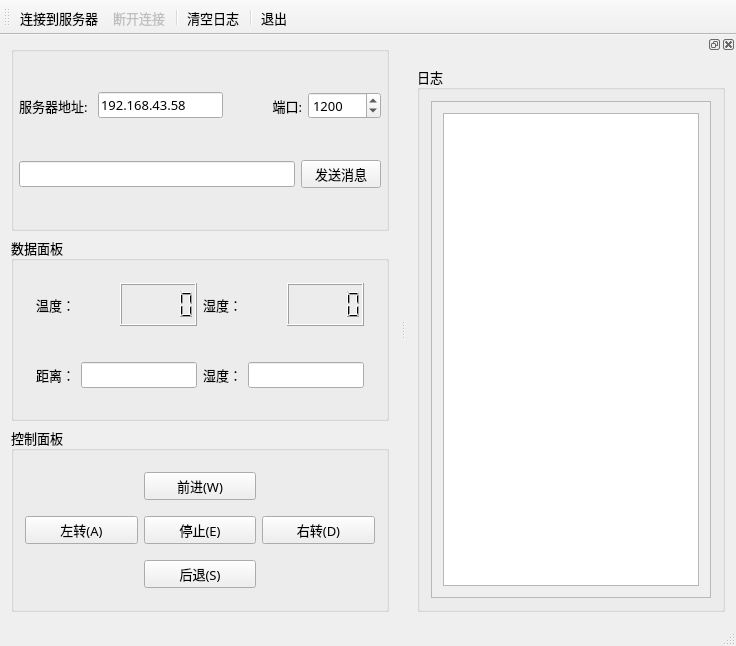
Old version of the form qt/TCPClient/mainwindow.ui in the repository Meha555/RASPI_Tracking_Car.
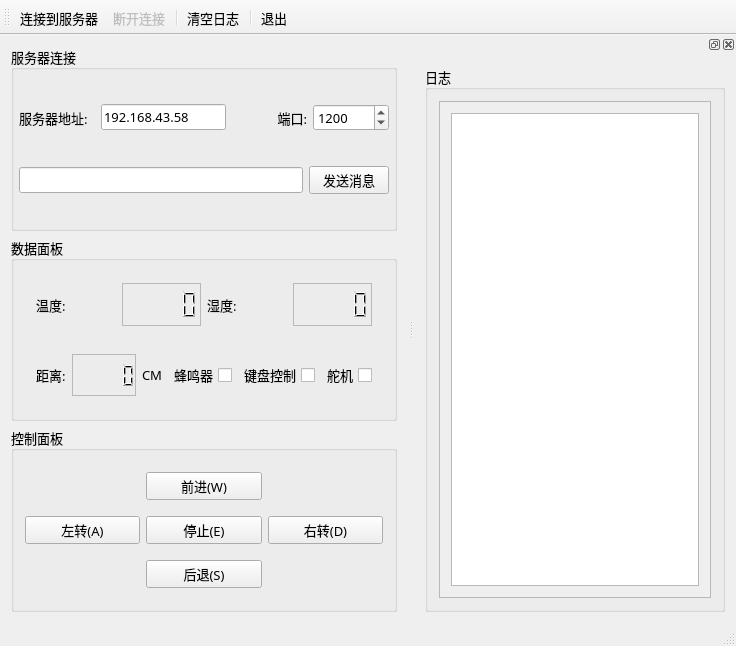
New version of the form. Icons and pictures are not drawn.

```diff
--- a/qt/TCPClient/mainwindow.ui
+++ b/qt/TCPClient/mainwindow.ui
@@ -43,22 +43,53 @@
           <item>
            <widget class="QLabel" name="label_5">
             <property name="text">
-             <string>距离：</string>
+             <string>距离:</string>
             </property>
            </widget>
           </item>
           <item>
-           <widget class="QLineEdit" name="lineEdit_2"/>
+           <widget class="QLCDNumber" name="lcdDist">
+            <property name="frameShape">
+             <enum>QFrame::StyledPanel</enum>
+            </property>
+           </widget>
           </item>
           <item>
            <widget class="QLabel" name="label_6">
             <property name="text">
-             <string>湿度：</string>
+             <string>CM</string>
             </property>
            </widget>
           </item>
           <item>
-           <widget class="QLineEdit" name="lineEdit_3"/>
+           <widget class="QCheckBox" name="buzzerSwitch">
+            <property name="layoutDirection">
+             <enum>Qt::RightToLeft</enum>
+            </property>
+            <property name="text">
+             <string>蜂鸣器</string>
+            </property>
+           </widget>
+          </item>
+          <item>
+           <widget class="QCheckBox" name="keyboardSwitch">
+            <property name="layoutDirection">
+             <enum>Qt::RightToLeft</enum>
+            </property>
+            <property name="text">
+             <string>键盘控制</string>
+            </property>
+           </widget>
+          </item>
+          <item>
+           <widget class="QCheckBox" name="sonarSwitch">
+            <property name="layoutDirection">
+             <enum>Qt::RightToLeft</enum>
+            </property>
+            <property name="text">
+             <string>舵机</string>
+            </property>
+           </widget>
           </item>
          </layout>
         </widget>
@@ -69,22 +100,30 @@
           <item>
            <widget class="QLabel" name="label_3">
             <property name="text">
-             <string>温度：</string>
+             <string>温度:</string>
             </property>
            </widget>
           </item>
           <item>
-           <widget class="QLCDNumber" name="lcdTemperature"/>
+           <widget class="QLCDNumber" name="lcdTemperature">
+            <property name="frameShape">
+             <enum>QFrame::StyledPanel</enum>
+            </property>
+           </widget>
           </item>
           <item>
            <widget class="QLabel" name="label_4">
             <property name="text">
-             <string>湿度：</string>
+             <string>湿度:</string>
             </property>
            </widget>
           </item>
           <item>
-           <widget class="QLCDNumber" name="lcdTemperature_2"/>
+           <widget class="QLCDNumber" name="lcdHumidity">
+            <property name="frameShape">
+             <enum>QFrame::StyledPanel</enum>
+            </property>
+           </widget>
           </item>
          </layout>
         </widget>
@@ -95,7 +134,7 @@
     <item row="0" column="0">
      <widget class="QGroupBox" name="groupBox">
       <property name="title">
-       <string/>
+       <string>服务器连接</string>
       </property>
       <layout class="QVBoxLayout" name="verticalLayout">
        <property name="spacing">
@@ -309,7 +348,11 @@
            </property>
            <layout class="QGridLayout" name="gridLayout_4">
             <item row="0" column="0">
-             <widget class="QPlainTextEdit" name="logText"/>
+             <widget class="QPlainTextEdit" name="logText">
+              <property name="readOnly">
+               <bool>true</bool>
+              </property>
+             </widget>
             </item>
            </layout>
           </widget>
```
Left out of the diff: 120 changed lines with no effect on the pictures.
